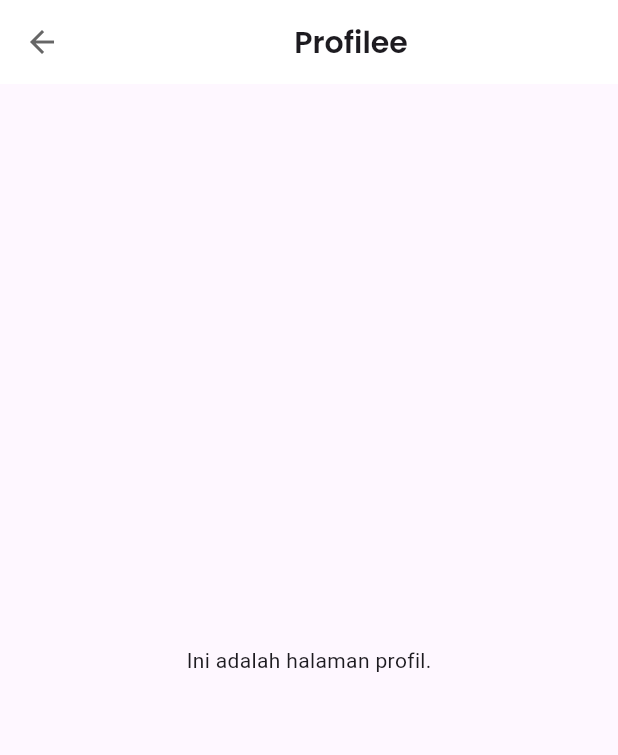
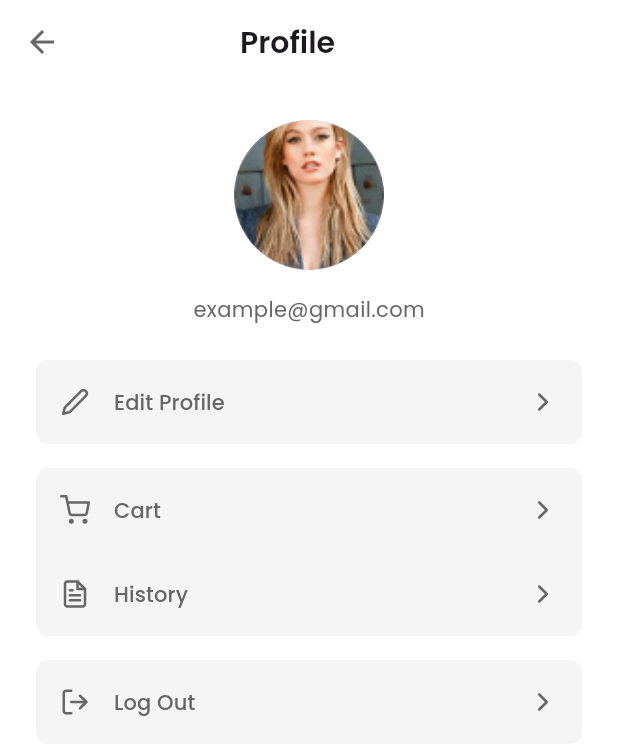
Before and after one commit to DeoFaradyS/Tugas-Besar-Mobile, a Flutter app: the ProfilePage screen opened by its route, on a phone screen of 412 x 824 dp. Shown: the top 755 px of the screen. Run offline on Flutter 3.47's test engine with Material 3 defaults, Android fonts, the phone set to English and light mode, and no system bars; our stand-ins replace flutter_svg.

Commit message:
feat: ✨ Update dependencies and add new SVG icons; modify navigation and styles

```diff
--- a/echo/lib/main.dart
+++ b/echo/lib/main.dart
@@ -19,7 +19,7 @@ class MyApp extends StatelessWidget {
   @override
   Widget build(BuildContext context) {
     return MaterialApp(
-      home: SplashScreen(),
+      home: const SplashScreen(),
       debugShowCheckedModeBanner: false,
 
       // --- Routing ---
--- a/echo/lib/pages/profile_page.dart
+++ b/echo/lib/pages/profile_page.dart
@@ -1,5 +1,6 @@
+import 'package:flutter/material.dart';
+import 'package:flutter_svg/flutter_svg.dart';
 import 'package:echo/source/styles.dart';
-import 'package:flutter/material.dart';
 
 class ProfilePage extends StatelessWidget {
   const ProfilePage({super.key});
@@ -7,53 +8,180 @@ class ProfilePage extends StatelessWidget {
   @override
   Widget build(BuildContext context) {
     return Scaffold(
-      appBar: CustomAppBar(title: 'Profilee'),
-      body: Center(
-        child: Text('Ini adalah halaman profil.'),
+      backgroundColor: AppColors.backgroundLight,
+
+      // --- App Bar ---
+      appBar: AppBar(
+        backgroundColor: AppColors.backgroundLight,
+        title: const Row(
+          children: [
+            SizedBox(width: 88),
+            Text(
+              'Profile',
+              style: AppTypography.heading3Semibold,
+            ),
+          ],
+        ),
+        leading: IconButton(
+          icon: const Icon(Icons.arrow_back, color: AppColors.textGrayDark),
+          onPressed: () => Navigator.pop(context),
+        ),
+        elevation: 0,
+      ),
+
+      // --- Body ---
+      body: SafeArea(
+        child: ListView(
+          padding: const EdgeInsets.symmetric(horizontal: 24, vertical: 24),
+          children: const [
+            ProfileSection(),
+            SizedBox(height: 24),
+            MenuSection(),
+          ],
+        ),
       ),
     );
   }
 }
 
-class CustomAppBar extends StatelessWidget implements PreferredSizeWidget {
-  final String title;
-
-  CustomAppBar({required this.title});
+// --- Profile Section ---
+class ProfileSection extends StatelessWidget {
+  const ProfileSection({super.key});
 
   @override
   Widget build(BuildContext context) {
-    return AppBar(
-      backgroundColor: AppColors.backgroundLight,
-      title: _buildTitle(),
-      leading: _buildLeadingIcon(context),
-      elevation: 0,
+    return Column(
+      children: [
+        _buildProfilePicture(),
+        const SizedBox(height: 16),
+        _buildText(),
+      ],
     );
   }
 
-  Widget _buildTitle() {
-    return Center(
-      child: Text(
-        title,
-        style: AppTypography.heading3Semibold
+  // --- Profile Picture ---
+  Widget _buildProfilePicture() {
+    return const CircleAvatar(
+      radius: 50,
+      backgroundImage: AssetImage("assets/images/profile.png"),
+    );
+  }
+
+  // --- Text ---
+  Widget _buildText() {
+    return Text(
+      "example@gmail.com",
+      style: AppTypography.bodyRegular.copyWith(
+        color: AppColors.textGrayDark,
+      ),
+    );
+  }
+}
+
+// --- Menu Section ---
+class MenuSection extends StatelessWidget {
+  const MenuSection({super.key});
+
+  @override
+  Widget build(BuildContext context) {
+    return Column(
+      children: [
+        _buildActionButton("Edit Profile", "assets/icons/edit.svg", () {}),
+        const SizedBox(height: 16),
+        Container(
+          decoration: BoxDecoration(
+            color: AppColors.backgroundColorGrayLight,
+            borderRadius: BorderRadius.circular(8.0),
+          ),
+          child: Column(
+            children: [
+              _buildActionButton("Cart", "assets/icons/cart.svg", () {}),
+              _buildActionButton("History", "assets/icons/history.svg", () {}),
+            ],
+          ),
+        ),
+        const SizedBox(height: 16),
+        _buildActionButton("Log Out", "assets/icons/logout.svg", () {}),
+      ],
+    );
+  }
+
+  // --- Action Button ---
+  Widget _buildActionButton(text, path, onPressed) {
+    return SizedBox(
+      width: double.infinity,
+      height: 56,
+      child: ElevatedButton(
+        style: _buttonStyle(),
+        onPressed: () {},
+        child: Row(
+          mainAxisAlignment: MainAxisAlignment.spaceBetween,
+          children: [
+            _buildLeadingIconText(text, path),
+            _buildChevronIcon(),
+          ],
+        ),
       ),
     );
   }
 
-  Widget _buildLeadingIcon(BuildContext context) {
-    return Container(
-      child: IconButton(
-        icon: Icon(
-          Icons.arrow_back,
-          color: AppColors.textGrayDark
-        ),
-        padding: EdgeInsets.zero,
-        onPressed: () {
-          Navigator.pop(context);
-        },
+  // --- Leading Icon Text ---
+  Widget _buildLeadingIconText(text, path) {
+    return Row(
+      children: [
+        _buildIconButton(path),
+        const SizedBox(width: 16),
+        _buildLabelButton(text),
+      ],
+    );
+  }
+
+  // --- Icon Button ---
+  Widget _buildIconButton(path) {
+    return SvgPicture.asset(
+      path,
+      height: 20,
+      colorFilter: const ColorFilter.mode(
+        AppColors.iconGrayDark,
+        BlendMode.srcIn,
       ),
     );
   }
 
-  @override
-  Size get preferredSize => Size.fromHeight(kToolbarHeight);
+  // --- Label Button ---
+  Widget _buildLabelButton(text) {
+    return Text(
+      text,
+      style: AppTypography.bodyMedium.copyWith(
+        color: AppColors.textGrayDark,
+      ),
+    );
+  }
+
+  // --- Chevron Icon ---
+  Widget _buildChevronIcon() {
+    return SvgPicture.asset(
+      "assets/icons/chevron-right.svg",
+      height: 20,
+      colorFilter: const ColorFilter.mode(
+        AppColors.iconGrayDark,
+        BlendMode.srcIn,
+      ),
+    );
+  }
+
+  // --- Button Style ---
+  ButtonStyle _buttonStyle() {
+    return ElevatedButton.styleFrom(
+      backgroundColor: AppColors.backgroundColorGrayLight,
+      shape: RoundedRectangleBorder(
+        borderRadius: BorderRadius.circular(8.0),
+      ),
+      padding: const EdgeInsets.symmetric(
+        horizontal: 16.0,
+        vertical: 0,
+      ),
+      elevation: 0,
+    );
+  }
 }
--- a/echo/lib/pages/register_page.dart
+++ b/echo/lib/pages/register_page.dart
@@ -162,7 +162,7 @@ class _RegisterPageState extends State<RegisterPage> {
           text: "Login Now",
           onPressed: () {
             // Navigasi ke halaman login jika sudah punya akun
-            Navigator.pushReplacementNamed(context, '/login');
+            Navigator.pushReplacementNamed(context, '/profile');
           },
         ),
       ],
--- a/echo/lib/source/components.dart
+++ b/echo/lib/source/components.dart
@@ -141,7 +141,6 @@ class TertiaryButton extends StatelessWidget {
 
 // --- Text Field Form ---
 class CustomTextFormField extends StatelessWidget {
-
   final String hintText;
   final bool obscureText;
   final TextInputType keyboardType;
--- a/echo/lib/source/styles.dart
+++ b/echo/lib/source/styles.dart
@@ -30,6 +30,13 @@ class AppColors {
   static const Color borderColorGrayLight = gray100;
   static const Color borderColorGrayMedium = gray500;
   static const Color borderColorGrayDark = gray700;
+
+  // --- Icon Colors ---
+  static const Color iconLight = white;
+  static const Color iconDark = black;
+  static const Color iconGrayLight = gray500;
+  static const Color iconGrayMedium = gray500;
+  static const Color iconGrayDark = gray700;
 }
 
 class AppTypography {
--- a/echo/pubspec.yaml
+++ b/echo/pubspec.yaml
@@ -19,7 +19,7 @@ dev_dependencies:
   flutter_launcher_icons: ^0.14.2
 
   flutter_lints: ^4.0.0
-  flutter_svg: ^2.0.16
+  flutter_svg: ^2.0.7
   flutter_test:
     sdk: flutter
 
```
Also changed, not shown: echo/assets/icons/cart.svg (added), echo/assets/icons/chevron-right.svg (added), echo/assets/icons/edit.svg (added), echo/assets/icons/history.svg (added), echo/assets/icons/logout.svg (added), echo/assets/images/profile.png (added), echo/pubspec.lock.
